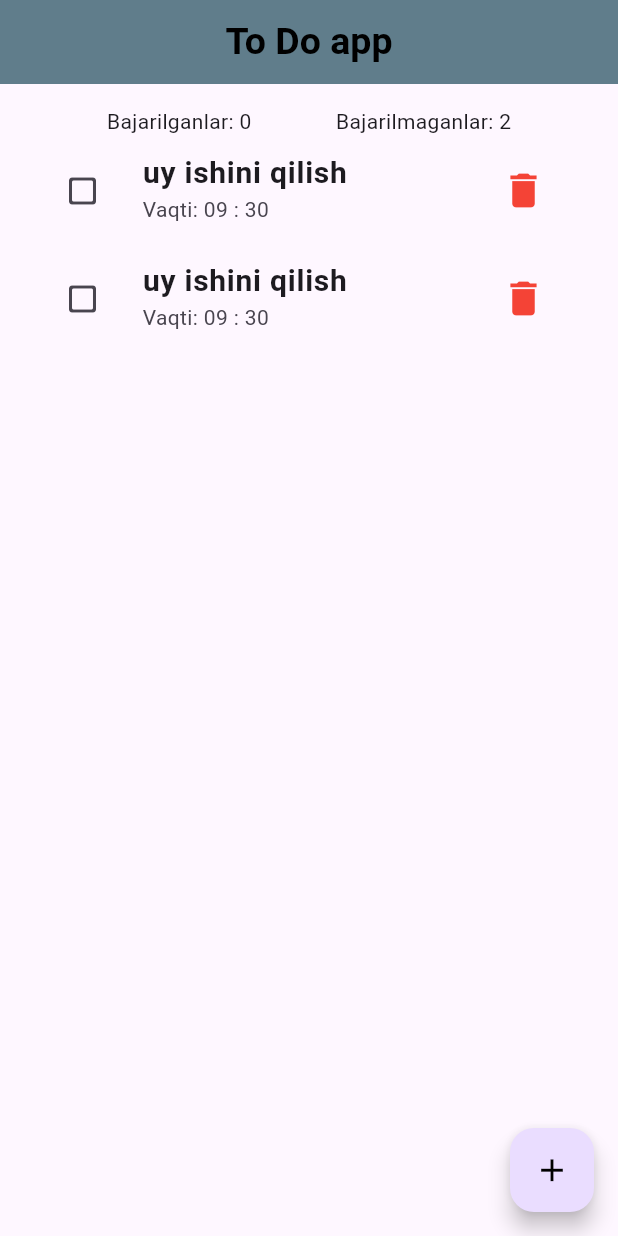
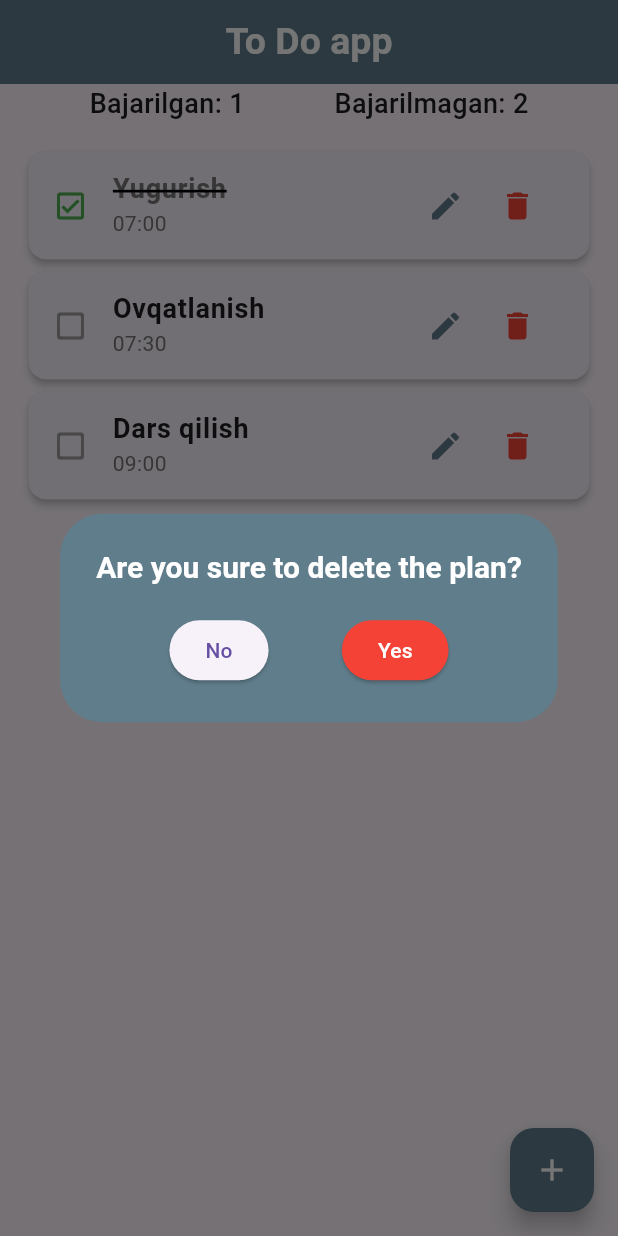
Before and after one commit to xakimov04/to_do, a Flutter app: the screen it shows after launch, after a tap on the "check box outline blank" icon, after a tap on the "delete" icon, on a phone screen of 412 x 824 dp. Run offline on Flutter 3.47's test engine with Material 3 defaults, Android fonts, the phone set to English and light mode, and no system bars; our stand-ins replace gap.

Commit message:
new_commit

```diff
--- a/lib/controllers/controller.dart
+++ b/lib/controllers/controller.dart
@@ -1,36 +1,33 @@
 import 'package:to_do/models/to_do_models.dart';
 
-class Controller {
-  List<ToDoModels> data = [
-    ToDoModels(title: "uy ishini qilish", time: "09 : 30", select: false),
-    ToDoModels(title: "uy ishini qilish", time: "09 : 30", select: false),
-    ToDoModels(title: "uy ishini qilish", time: "09 : 30", select: false),
+class TodoController {
+  final _todoList = [
+    TodoModel(title: "Yugurish", date: "07:00", checkDone: false),
+    TodoModel(title: "Ovqatlanish", date: "07:30", checkDone: false),
+    TodoModel(title: "Dars qilish", date: "09:00", checkDone: false),
   ];
 
-  int num() {
-    int count = 0;
-    for (var i in data) {
-      if (i.select) {
-        count++;
+  List<TodoModel> get todoList {
+    return [..._todoList];
+  }
+
+  void deletePlan(int index) {
+    _todoList.removeAt(index);
+  }
+
+  void add(String name, String date) {
+    _todoList.add(
+      TodoModel(title: name, date: date, checkDone: false),
+    );
+  }
+
+  int counter() {
+    int counter = 0;
+    for (var i in _todoList) {
+      if (i.checkDone != true) {
+        counter++;
       }
     }
-    return count;
-  }
-  int num2() {
-    int count1 = 0;
-    for (var i in data) {
-      if (!i.select) {
-        count1++;
-      }
-    }
-    return count1;
-  }
-
-  void select(index) {
-    data[index].select = !data[index].select;
-  }
-
-  void remove(index) {
-    data.removeAt(index);
+    return counter;
   }
 }
--- a/lib/main.dart
+++ b/lib/main.dart
@@ -12,7 +12,7 @@ class MyApp extends StatelessWidget {
   Widget build(BuildContext context) {
     return const MaterialApp(
       debugShowCheckedModeBanner: false,
-      home: HomePage(),
+      home: ToDoScreen(),
     );
   }
 }
--- a/lib/models/to_do_models.dart
+++ b/lib/models/to_do_models.dart
@@ -1,7 +1,7 @@
-class ToDoModels {
+class TodoModel {
   String title;
-  String time;
-  bool select;
+  String date;
+  bool checkDone;
 
-  ToDoModels({required this.title, required this.time, required this.select});
+  TodoModel({required this.title, required this.date, required this.checkDone});
 }
--- a/lib/views/screens/home_page.dart
+++ b/lib/views/screens/home_page.dart
@@ -1,82 +1,99 @@
 import 'package:flutter/material.dart';
 import 'package:to_do/controllers/controller.dart';
 import 'package:to_do/views/widgets/list_tile_widget.dart';
+import 'package:to_do/views/widgets/show_dialog.dart';
 
-class HomePage extends StatefulWidget {
-  const HomePage({super.key});
+class ToDoScreen extends StatefulWidget {
+  const ToDoScreen({super.key});
 
   @override
-  State<HomePage> createState() => _HomePageState();
+  State<ToDoScreen> createState() => _ToDoScreenState();
 }
 
-class _HomePageState extends State<HomePage> {
-  final Controller controller = Controller();
+class _ToDoScreenState extends State<ToDoScreen> {
+  TodoController todoController = TodoController();
 
-  void delete(int index) {
+  void onDone(int i) {
+    todoController.todoList[i].checkDone =
+        !todoController.todoList[i].checkDone;
     setState(() {});
-    controller.remove(index);
   }
 
-  void select(int index) {
-    setState(() {
-      controller.select(index);
-    });
+  void onDeleted(int i) {
+    todoController.deletePlan(i);
+    setState(() {});
+  }
+
+  void onEdited() {
+    setState(() {});
   }
 
   @override
   Widget build(BuildContext context) {
+    int counter = todoController.counter();
     return Scaffold(
       appBar: AppBar(
         backgroundColor: Colors.blueGrey,
+        centerTitle: true,
         title: const Text(
           "To Do app",
           style: TextStyle(
-            color: Colors.black,
+            color: Colors.white,
             fontSize: 25,
             fontWeight: FontWeight.bold,
           ),
         ),
-        centerTitle: true,
       ),
-      floatingActionButton: FloatingActionButton(
-        onPressed: () {},
-        child: const Icon(
-          Icons.add,
-          color: Colors.black,
-          size: 25,
-        ),
-      ),
-      body: Padding(
-        padding: const EdgeInsets.all(15),
-        child: Column(
+      body: Column(
+        mainAxisSize: MainAxisSize.min,
         children: [
           Row(
             mainAxisAlignment: MainAxisAlignment.spaceEvenly,
             children: [
-                Text("Bajarilganlar: ${controller.num()}"),
-                Text("Bajarilmaganlar: ${controller.num2()}"),
+              Text(
+                "Bajarilgan: ${todoController.todoList.length - counter}",
+                style: TextStyle(fontSize: 18, fontWeight: FontWeight.w500),
+              ),
+              Text(
+                "Bajarilmagan: $counter",
+                style: TextStyle(fontSize: 18, fontWeight: FontWeight.w500),
+              ),
             ],
           ),
           Expanded(
             child: ListView.builder(
-                itemCount: controller.data.length,
-                itemBuilder: (context, index) {
-                  final item = controller.data[index];
-                  return BuildListTile(
-                    choose: item.select,
-                    item: item,
-                    delete: () {
-                      delete(index);
-                    },
-                    select: () {
-                      select(index);
-                    },
+              padding: const EdgeInsets.all(15),
+              itemCount: todoController.todoList.length,
+              itemBuilder: (context, i) {
+                return PlanWidget(
+                  model: todoController.todoList[i],
+                  onDone: () => onDone(i),
+                  onDeleted: () => onDeleted(i),
+                  onEdited: onEdited,
                 );
               },
             ),
           ),
         ],
       ),
+      floatingActionButton: FloatingActionButton(
+        backgroundColor: Colors.blueGrey,
+        onPressed: () async {
+          Map<String, dynamic>? data = await showDialog(
+            context: context,
+            builder: (context) {
+              return AddDialog();
+            },
+          );
+          if (data != null) {
+            todoController.add(data["title"], data["date"]);
+          }
+          setState(() {});
+        },
+        child: const Icon(
+          Icons.add,
+          color: Colors.white,
+        ),
       ),
     );
   }
--- /dev/null
+++ b/lib/views/widgets/dellete_dialog.dart
@@ -0,0 +1,36 @@
+import 'package:flutter/material.dart';
+
+class DeleteDialog extends StatelessWidget {
+  VoidCallback onDeleted;
+  DeleteDialog({required this.onDeleted, super.key});
+
+  @override
+  Widget build(BuildContext context) {
+    return AlertDialog(
+      backgroundColor: Colors.blueGrey,
+      actionsAlignment: MainAxisAlignment.spaceEvenly,
+      title: const Text("Are you sure to delete the plan?"),
+      titleTextStyle: const TextStyle(
+          color: Colors.white, fontSize: 20, fontWeight: FontWeight.bold),
+      actions: [
+        ElevatedButton(
+          onPressed: () {
+            Navigator.pop(context);
+          },
+          child: const Text("No"),
+        ),
+        ElevatedButton(
+          style: ElevatedButton.styleFrom(
+            foregroundColor: Colors.white,
+            backgroundColor: Colors.red,
+          ),
+          onPressed: () {
+            onDeleted();
+            Navigator.pop(context);
+          },
+          child: const Text("Yes"),
+        ),
+      ],
+    );
+  }
+}
--- a/lib/views/widgets/list_tile_widget.dart
+++ b/lib/views/widgets/list_tile_widget.dart
@@ -1,44 +1,87 @@
 import 'package:flutter/material.dart';
 import 'package:to_do/models/to_do_models.dart';
+import 'package:to_do/views/widgets/dellete_dialog.dart';
+import 'package:to_do/views/widgets/show_dialog.dart';
 
-class BuildListTile extends StatelessWidget {
-  const BuildListTile({
-    super.key,
-    required this.item,
-    required this.delete,
-    required this.select,
-    required this.choose,
-  });
-  final VoidCallback delete;
-  final VoidCallback select;
-  final ToDoModels item;
-  final bool choose;
+class PlanWidget extends StatelessWidget {
+  TodoModel model;
+  VoidCallback onDone;
+  VoidCallback onDeleted;
+  VoidCallback onEdited;
+
+  PlanWidget(
+      {required this.model,
+      required this.onEdited,
+      required this.onDone,
+      required this.onDeleted,
+      super.key});
 
   @override
   Widget build(BuildContext context) {
-    return ListTile(
-      leading: IconButton(
-        icon: Icon(
-          choose
-              ? Icons.check_box_outlined
-              : Icons.check_box_outline_blank_rounded,
+    return Card(
+      elevation: 2,
+      child: ListTile(
+        leading: InkWell(
+          borderRadius: BorderRadius.circular(30),
+          onTap: onDone,
+          child: model.checkDone
+              ? const Icon(
+                  Icons.check_box_outlined,
+                  color: Colors.green,
+                )
+              : const Icon(
+                  Icons.check_box_outline_blank_rounded,
+                  color: Colors.grey,
+                ),
         ),
-        onPressed: select,
-      ),
-      title: Text(
-        item.title,
-        style: const TextStyle(
-          fontSize: 20,
-          fontWeight: FontWeight.w600,
+        title: Text(
+          model.title,
+          style: TextStyle(
+            decoration: model.checkDone ? TextDecoration.lineThrough : null,
+            decorationColor: Colors.black,
+            decorationThickness: 2,
+            fontSize: 18,
+            fontWeight: FontWeight.w600,
+            color: model.checkDone ? Colors.grey.shade600 : null,
+          ),
         ),
-      ),
-      subtitle: Text("Vaqti: ${item.time}"),
-      trailing: IconButton(
-        onPressed: delete,
-        icon: const Icon(
-          Icons.delete,
-          color: Colors.red,
-          size: 30,
+        subtitle: Text(
+          model.date,
+          style: TextStyle(color: Colors.grey.shade600),
+        ),
+        trailing: Row(
+          mainAxisSize: MainAxisSize.min,
+          children: [
+            IconButton(
+                onPressed: () async {
+                  Map<String, dynamic>? data = await showDialog(
+                    context: context,
+                    builder: (context) {
+                      return AddDialog(model: model);
+                    },
+                  );
+                  model.title = data!["title"];
+                  model.date = data["date"];
+                  onEdited();
+                },
+                icon: const Icon(
+                  Icons.edit,
+                  color: Colors.blueGrey,
+                )),
+            IconButton(
+              onPressed: () {
+                showDialog(
+                  context: context,
+                  builder: (context) {
+                    return DeleteDialog(
+                      onDeleted: onDeleted,
+                    );
+                  },
+                );
+              },
+              icon: const Icon(Icons.delete, color: Colors.red),
+            ),
+          ],
         ),
       ),
     );
--- a/pubspec.yaml
+++ b/pubspec.yaml
@@ -35,6 +35,8 @@ dependencies:
   # The following adds the Cupertino Icons font to your application.
   # Use with the CupertinoIcons class for iOS style icons.
   cupertino_icons: ^1.0.6
+  gap: ^3.0.1
+  intl: ^0.19.0
 
 dev_dependencies:
   flutter_test:
```
Also changed, not shown: lib/views/widgets/show_dialog.dart (added, +132 -0 lines), pubspec.lock. Lines whose indentation alone changed are shown as unchanged.
